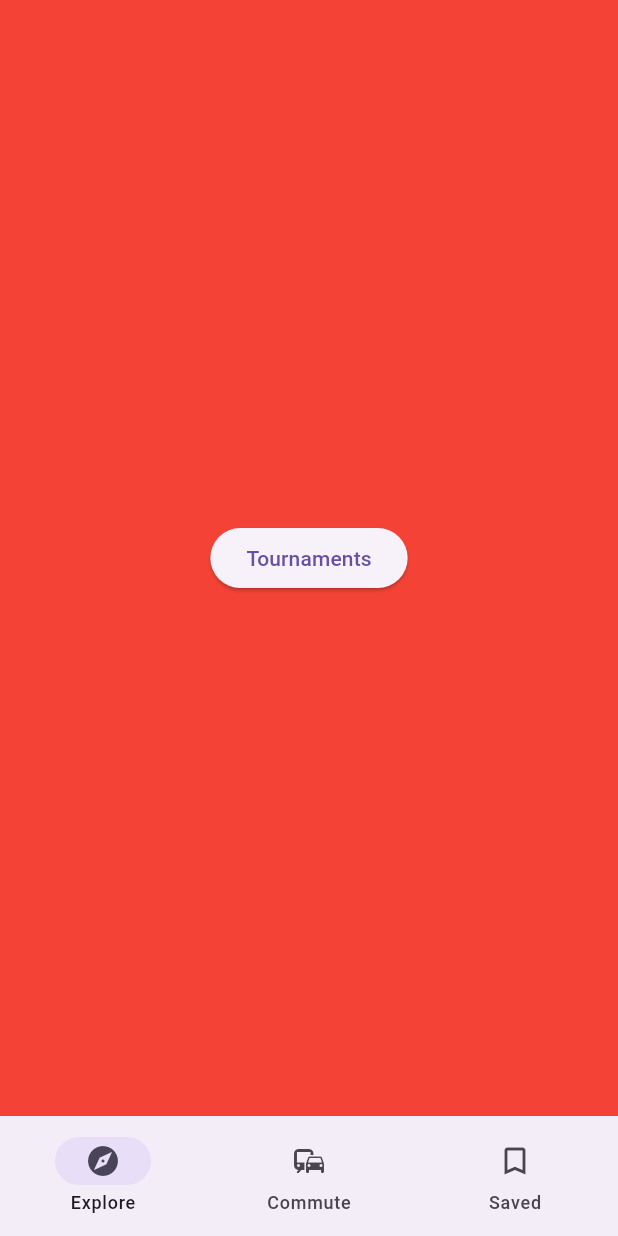
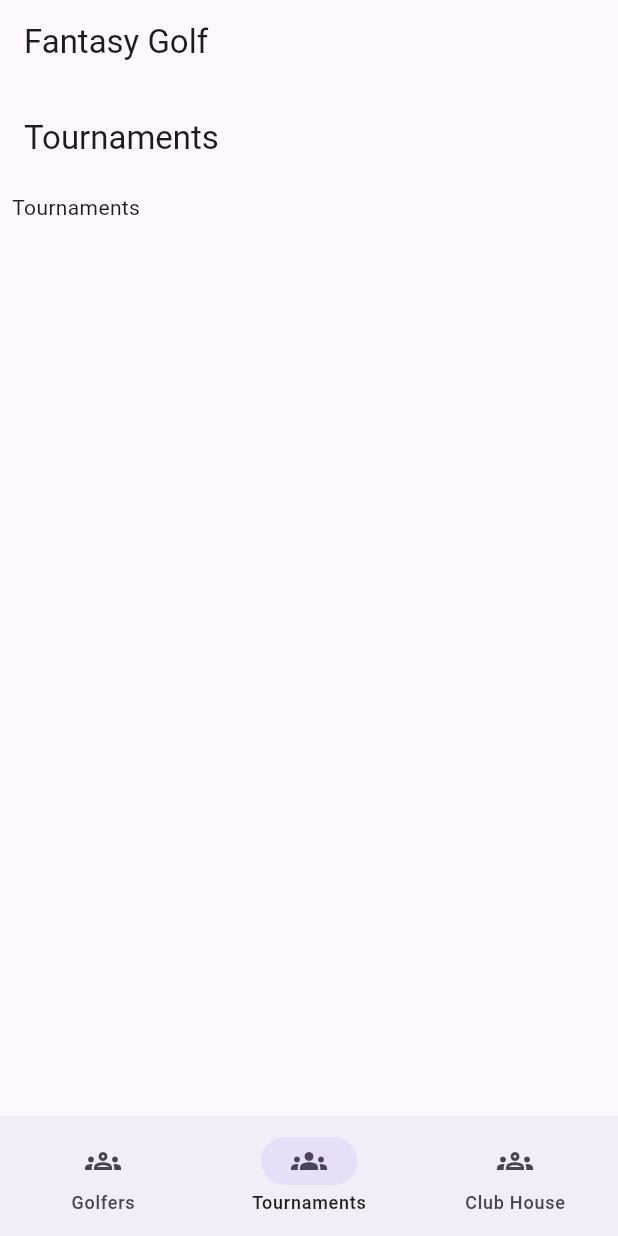
Before and after one commit to nmoore14/fantasyGolf, a Flutter app: the screen it shows after launch, on a phone screen of 412 x 824 dp. Run offline on Flutter 3.47's test engine with Material 2 defaults, Android fonts, the phone set to English and light mode, and no system bars; missing offline and left inert: auth0_flutter.

Commit message:
Updating the bottom nav and how it works

```diff
--- a/lib/components/nav/bottom_nav.dart
+++ b/lib/components/nav/bottom_nav.dart
@@ -1,66 +1,61 @@
-import 'package:fantasy_golf/pages/tournaments_page.dart';
 import 'package:flutter/material.dart';
 
+class NavDestination {
+  const NavDestination(this.label, this.icon, this.selectedIcon);
+
+  final String label;
+  final Widget icon;
+  final Widget selectedIcon;
+}
+
+const List<NavDestination> destinations = <NavDestination>[
+  NavDestination(
+    'Golfers',
+    Icon(Icons.groups_outlined),
+    Icon(Icons.groups),
+  ),
+  NavDestination(
+    'Tournaments',
+    Icon(Icons.groups_outlined),
+    Icon(Icons.groups),
+  ),
+  NavDestination(
+    'Club House',
+    Icon(Icons.groups_outlined),
+    Icon(Icons.groups),
+  ),
+];
+
 class BottomNav extends StatefulWidget {
-  const BottomNav({super.key});
+  final updatePageIndex;
+  const BottomNav (this.updatePageIndex, {Key? key}) : super(key: key);
 
   @override
   State<BottomNav> createState() => _BottomNavState();
 }
 
 class _BottomNavState extends State<BottomNav> {
-  int currentPageIndex = 0;
+  int currentPageIndex = 1;
 
   @override
   Widget build(BuildContext context) {
-    return Scaffold(
-      bottomNavigationBar: NavigationBar(
+    return NavigationBar(
       onDestinationSelected: (int index) {
         setState(() {
           currentPageIndex = index;
         });
+        widget.updatePageIndex(index);
       },
       selectedIndex: currentPageIndex,
-        destinations: const <Widget>[
-          NavigationDestination(
-            icon: Icon(Icons.explore),
-            label: 'Explore',
-          ),
-          NavigationDestination(
-            icon: Icon(Icons.commute),
-            label: 'Commute',
-          ),
-          NavigationDestination(
-            selectedIcon: Icon(Icons.bookmark),
-            icon: Icon(Icons.bookmark_border),
-            label: 'Saved',
-          ),
-        ],
-      ),
-      body: <Widget>[
-        Container(
-          color: Colors.red,
-          alignment: Alignment.center,
-          child: Center(
-            child: ElevatedButton(
-              onPressed: () {
-                Navigator.pushNamed(context, '/tournaments');
-              },
-              child: const Text('Tournaments'),
-            ),
-          ),
-        ),
-        Container(
-          color: Colors.green,
-          alignment: Alignment.center,
-          child: const TournamentsPage(title: 'Tournaments V2'),
-        ),
-        Container(
-          color: Colors.blue,
-          alignment: Alignment.center,
-          child: const Text('Page 3'),
-        ),
-      ][currentPageIndex],
+      destinations: destinations.map(
+        (NavDestination destination) {
+          return NavigationDestination(
+            icon: destination.icon,
+            selectedIcon: destination.selectedIcon,
+            label: destination.label,
+          );
+        }
+      ).toList(),
     );
   }
 }
--- a/lib/main.dart
+++ b/lib/main.dart
@@ -1,7 +1,9 @@
 import 'package:flutter/material.dart';
 import 'package:fantasy_golf/components/nav/bottom_nav.dart';
-import 'package:fantasy_golf/components/nav/side_rail.dart';
-
+import 'package:auth0_flutter/auth0_flutter.dart';
+import 'package:fantasy_golf/pages/club_house_page.dart';
+import 'package:fantasy_golf/pages/golfers_page.dart';
+import 'package:fantasy_golf/pages/tournaments_page.dart';
 //home: queryData.size.width < 768.0 ? const BottomNav() : const SideRail(),
 
 void main() => runApp(const FantasyGolfApp());
@@ -10,16 +12,70 @@ class FantasyGolfApp extends StatelessWidget {
   const FantasyGolfApp({super.key});
   @override
   Widget build(BuildContext context) {
-
-    MediaQueryData queryData;
-    queryData = MediaQuery.of(context);
-
     return MaterialApp(
       debugShowCheckedModeBanner: false,
       theme: ThemeData(
         useMaterial3: true,
       ),
-      home: queryData.size.width < 768.0 ? const BottomNav() : const SideRail(),
+      home: const HomePage(),
     );
   }
 }
+
+class HomePage extends StatefulWidget {
+  const HomePage ({Key? key}) : super(key: key);
+
+  @override
+  State<HomePage> createState() => _HomePageState();
+}
+
+class _HomePageState extends State<HomePage> {
+  late int currentPageIndex;
+
+  @override
+  void initState() {
+    super.initState();
+    currentPageIndex = 1;
+  }
+
+  void updatePageIndex(int newIndex) {
+    setState(() {
+          currentPageIndex = newIndex;
+        });
+  }
+
+  @override
+  Widget build(BuildContext context) {
+    return Scaffold(
+      appBar: AppBar(
+        title: const Text('Fantasy Golf'),
+        actions: const <Widget>[
+        ],
+      ),
+      body: <Widget>[
+        Padding(
+          padding: const EdgeInsets.only(top: 48.0),
+          child: Container(
+            alignment: Alignment.center,
+            child: const GolfersPage(title: 'Golfers'),
+          ),
+        ),
+        Padding(
+          padding: const EdgeInsets.only(top: 8.0),
+          child: Container(
+            alignment: Alignment.center,
+            child: const TournamentsPage(title: 'Tournaments'),
+          ),
+        ),
+        Padding(
+          padding: const EdgeInsets.only(top: 48.0),
+          child: Container(
+            alignment: Alignment.center,
+            child: const ClubHousePage(title: 'My Club House'),
+          ),
+        ),
+      ][currentPageIndex],
+      bottomNavigationBar: BottomNav(updatePageIndex),
+    );
+  }
+}
--- a/lib/pages/club_house_page.dart
+++ b/lib/pages/club_house_page.dart
@@ -1,5 +1,4 @@
 import 'package:flutter/material.dart';
-import 'package:fantasy_golf/components/nav/bottom_nav.dart';
 
 class ClubHousePage extends StatelessWidget {
   const ClubHousePage ({Key? key, required this.title}) : super(key: key);
@@ -14,7 +13,6 @@ class ClubHousePage extends StatelessWidget {
       body: const Center(
         child: Text('My Club House'),
       ),
-      bottomNavigationBar: const BottomNav(),
     );
   }
 }
```
Also changed, not shown: lib/pages/golfers_page.dart (renamed from lib/pages/golers_page.dart). Lines whose indentation alone changed are shown as unchanged.
